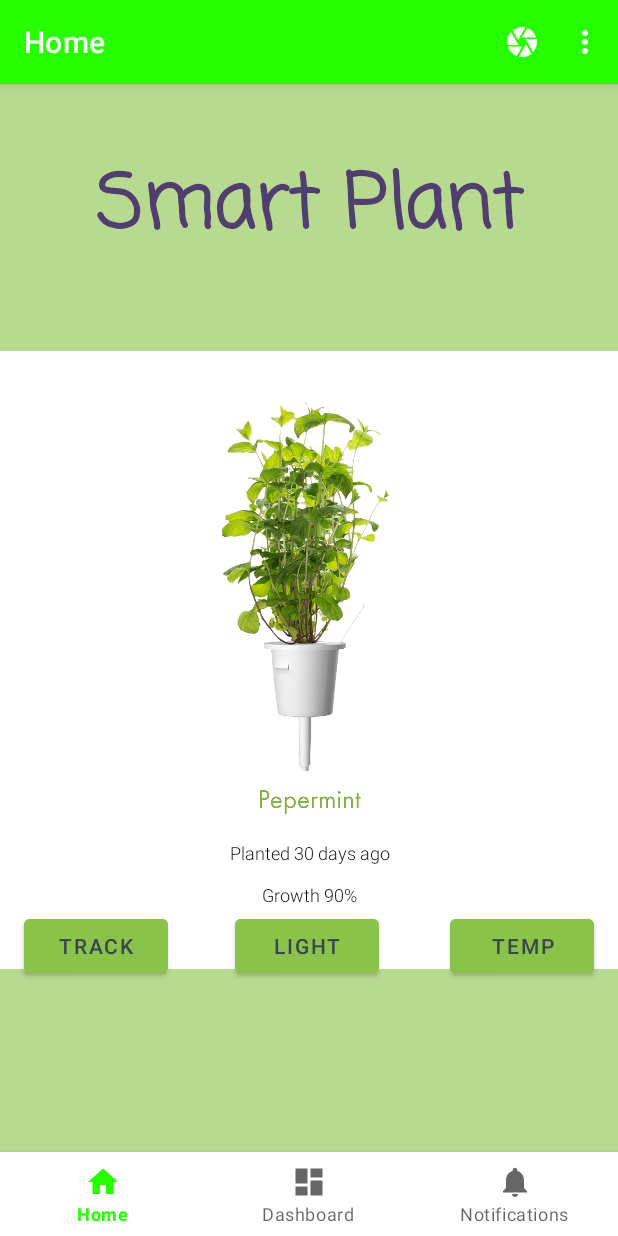
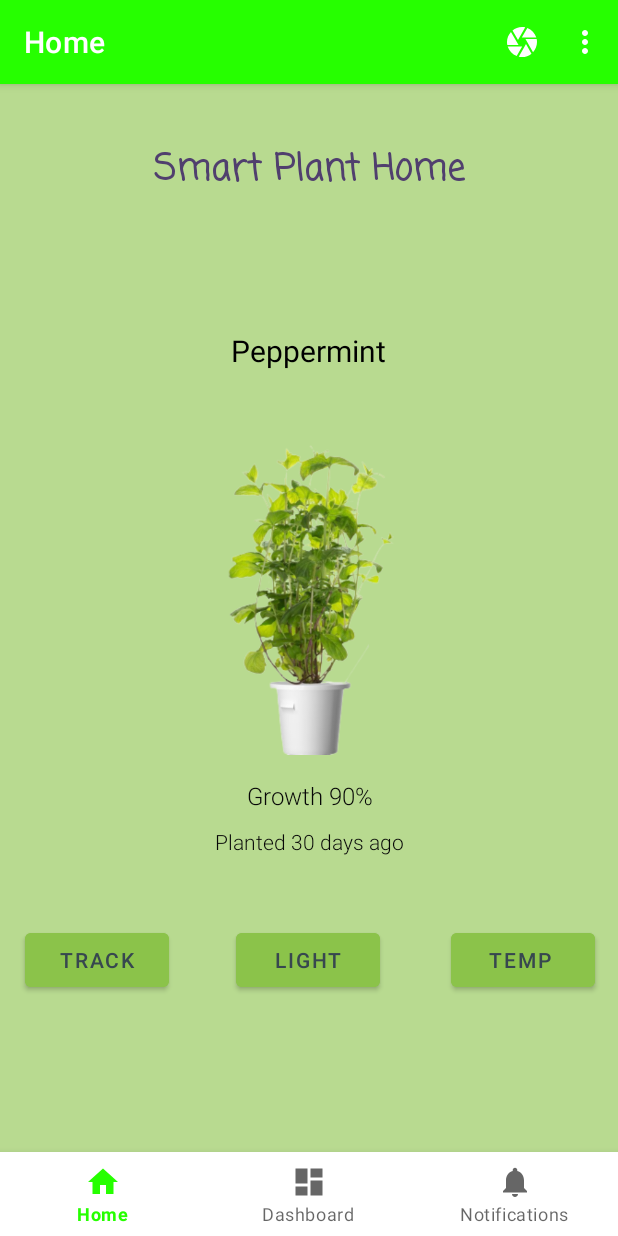
Before and after one commit to riccigamiao3076/SmartPlant, an Android app: the HomeFragment screen opened directly, with no data from a screen before it, on a phone screen of 412 x 824 dp. Run offline under Robolectric (Android 15) with nearby library versions, the phone set to English and light mode, and no system bars; our stand-ins replace navigation-ui.

Commit message:
Modified Homescreen.

```diff
--- a/SmartPlant/src/main/java/ca/greenlypebble/it/smartplant/SplashScreenActivity.java
+++ b/SmartPlant/src/main/java/ca/greenlypebble/it/smartplant/SplashScreenActivity.java
@@ -10,6 +10,7 @@ public class SplashScreenActivity extends Activity {
     protected void onCreate(Bundle savedInstanceState) {
         super.onCreate(savedInstanceState);
         startActivity(new Intent(SplashScreenActivity.this, LogInActivity.class));
+
         finish();
     }
 }
--- a/SmartPlant/src/main/res/layout/fragment_page1.xml
+++ b/SmartPlant/src/main/res/layout/fragment_page1.xml
@@ -10,46 +10,30 @@
 
     <ImageView
         android:id="@+id/pepermintPlant"
-        android:layout_width="wrap_content"
-        android:layout_height="wrap_content"
+        android:layout_width="393dp"
+        android:layout_height="381dp"
         android:contentDescription="@string/planttype"
         android:src="@drawable/plantstatus"
         app:layout_constraintBottom_toBottomOf="parent"
         app:layout_constraintEnd_toEndOf="parent"
-        app:layout_constraintHorizontal_bias="0.0"
         app:layout_constraintStart_toStartOf="parent"
         app:layout_constraintTop_toTopOf="parent"
-        app:layout_constraintVertical_bias="0.0" />
+        app:layout_constraintVertical_bias="0.354" />
 
     <TextView
         android:id="@+id/dobPlant"
-        android:layout_width="113dp"
-        android:layout_height="19dp"
+        android:layout_width="159dp"
+        android:layout_height="26dp"
         android:fontFamily="sans-serif-light"
         android:gravity="center"
         android:text="@string/planted_30_days_ago"
         android:textColor="#070707"
-        android:textSize="12sp"
+        android:textSize="14sp"
         app:layout_constraintBottom_toBottomOf="@+id/pepermintPlant"
         app:layout_constraintEnd_toEndOf="parent"
         app:layout_constraintStart_toStartOf="parent"
         app:layout_constraintTop_toTopOf="parent"
-        app:layout_constraintVertical_bias="0.671" />
-
-    <TextView
-        android:id="@+id/growthPlant"
-        android:layout_width="99dp"
-        android:layout_height="18dp"
-        android:fontFamily="sans-serif-light"
-        android:gravity="center"
-        android:text="@string/growth_90"
-        android:textColor="#070707"
-        android:textSize="12sp"
-        app:layout_constraintBottom_toBottomOf="@+id/pepermintPlant"
-        app:layout_constraintEnd_toEndOf="parent"
-        app:layout_constraintStart_toStartOf="parent"
-        app:layout_constraintTop_toTopOf="parent"
-        app:layout_constraintVertical_bias="0.708" />
+        app:layout_constraintVertical_bias="1.0" />
 
     <Button
         android:id="@+id/growthButton"
@@ -60,10 +44,25 @@
         android:textColor="#37474F"
         app:layout_constraintBottom_toBottomOf="parent"
         app:layout_constraintEnd_toEndOf="parent"
-        app:layout_constraintHorizontal_bias="0.05"
+        app:layout_constraintHorizontal_bias="0.053"
         app:layout_constraintStart_toStartOf="parent"
         app:layout_constraintTop_toTopOf="parent"
-        app:layout_constraintVertical_bias="0.765" />
+        app:layout_constraintVertical_bias="0.778" />
+
+    <Button
+        android:id="@+id/tempsButton2"
+        android:layout_width="96dp"
+        android:layout_height="48dp"
+        android:backgroundTint="#8BC34A"
+        android:text="Temp "
+        android:textColor="#37474F"
+        app:layout_constraintBottom_toBottomOf="parent"
+        app:layout_constraintEnd_toEndOf="parent"
+        app:layout_constraintHorizontal_bias="0.952"
+        app:layout_constraintStart_toStartOf="parent"
+        app:layout_constraintTop_toTopOf="parent"
+        app:layout_constraintVertical_bias="0.778"
+        tools:ignore="TextContrastCheck,TextContrastCheck,TextContrastCheck" />
 
     <Button
         android:id="@+id/lightButton"
@@ -74,41 +73,56 @@
         android:textColor="#37474F"
         app:layout_constraintBottom_toBottomOf="parent"
         app:layout_constraintEnd_toEndOf="parent"
-        app:layout_constraintHorizontal_bias="0.495"
+        app:layout_constraintHorizontal_bias="0.498"
         app:layout_constraintStart_toStartOf="parent"
         app:layout_constraintTop_toTopOf="parent"
-        app:layout_constraintVertical_bias="0.765"
-        tools:ignore="TextContrastCheck,TextContrastCheck,TextContrastCheck" />
-
-    <Button
-        android:id="@+id/tempsButton2"
-        android:layout_width="96dp"
-        android:layout_height="48dp"
-        android:backgroundTint="#8BC34A"
-        android:text="@string/temp"
-        android:textColor="#37474F"
-        app:layout_constraintBottom_toBottomOf="parent"
-        app:layout_constraintEnd_toEndOf="parent"
-        app:layout_constraintHorizontal_bias="0.949"
-        app:layout_constraintStart_toStartOf="parent"
-        app:layout_constraintTop_toTopOf="parent"
-        app:layout_constraintVertical_bias="0.765"
+        app:layout_constraintVertical_bias="0.778"
         tools:ignore="TextContrastCheck,TextContrastCheck,TextContrastCheck" />
 
     <TextView
+        android:id="@+id/textView"
+        android:layout_width="146dp"
+        android:layout_height="47dp"
+        android:layout_marginTop="164dp"
+        android:text="Peppermint"
+        android:textAlignment="center"
+        android:textColor="#000000"
+        android:textSize="20sp"
+        app:layout_constraintEnd_toEndOf="parent"
+        app:layout_constraintHorizontal_bias="0.498"
+        app:layout_constraintStart_toStartOf="parent"
+        app:layout_constraintTop_toTopOf="parent" />
+
+    <TextView
+        android:id="@+id/growthPlant"
+        android:layout_width="99dp"
+        android:layout_height="18dp"
+        android:fontFamily="sans-serif-light"
+        android:gravity="center"
+        android:text="@string/growth_90"
+        android:textColor="#070707"
+        android:textSize="16sp"
+        app:layout_constraintBottom_toBottomOf="@+id/pepermintPlant"
+        app:layout_constraintEnd_toEndOf="parent"
+        app:layout_constraintStart_toStartOf="parent"
+        app:layout_constraintTop_toTopOf="parent"
+        app:layout_constraintVertical_bias="0.926" />
+
+    <TextView
         android:id="@+id/smartPlant"
-        android:layout_width="315dp"
+        android:layout_width="335dp"
         android:layout_height="79dp"
         android:fontFamily="casual"
         android:gravity="center"
-        android:text="@string/smart_plant"
+        android:text="Smart Plant Home"
+        android:textAlignment="center"
         android:textColor="#503F6E"
-        android:textSize="50sp"
+        android:textSize="24sp"
         android:textStyle="bold"
         app:layout_constraintBottom_toBottomOf="parent"
         app:layout_constraintEnd_toEndOf="parent"
         app:layout_constraintStart_toStartOf="parent"
         app:layout_constraintTop_toTopOf="parent"
-        app:layout_constraintVertical_bias="0.062" />
+        app:layout_constraintVertical_bias="0.026" />
 
 </androidx.constraintlayout.widget.ConstraintLayout>
--- a/SmartPlant/src/main/res/navigation/mobile_navigation.xml
+++ b/SmartPlant/src/main/res/navigation/mobile_navigation.xml
@@ -20,6 +20,6 @@
     <fragment
         android:id="@+id/navigation_notifications"
         android:name="ca.greenlypebble.it.smartplant.ui.notifications.NotificationsFragment"
-        android:label="@string/title_notifications"
+        android:label="Account"
         tools:layout="@layout/fragment_page3" />
 </navigation>
```
Also changed, not shown: SmartPlant/src/main/res/drawable-v24/plantstatus.png (added), SmartPlant/src/main/res/drawable/plantstatus.png (deleted).
